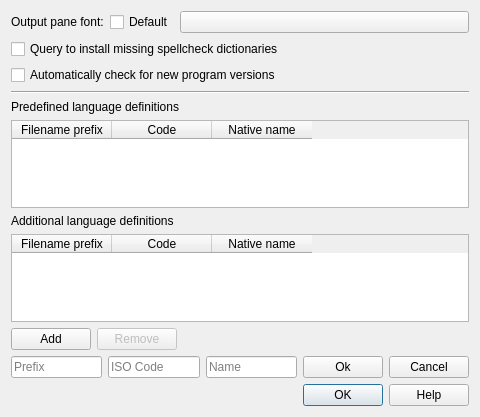
First picture: the form in qt/data/ConfigDialog.ui, repository manisandro/gImageReader, before the edit.
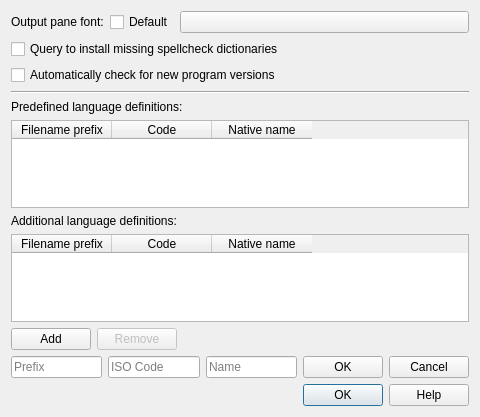
Second picture: the form after the edit. Icons and pictures are not drawn.

```diff
--- a/qt/data/ConfigDialog.ui
+++ b/qt/data/ConfigDialog.ui
@@ -99,14 +99,14 @@
    <item row="4" column="0" colspan="3">
     <widget class="QLabel" name="labelPredefLang">
      <property name="text">
-      <string>Predefined language definitions</string>
+      <string>Predefined language definitions:</string>
      </property>
     </widget>
    </item>
    <item row="6" column="0" colspan="3">
     <widget class="QLabel" name="labelAdditionalLang">
      <property name="text">
-      <string>Additional language definitions</string>
+      <string>Additional language definitions:</string>
      </property>
     </widget>
    </item>
@@ -193,7 +193,7 @@
       <item>
        <widget class="QPushButton" name="pushButtonAddLangOk">
         <property name="text">
-         <string>Ok</string>
+         <string>OK</string>
         </property>
         <property name="icon">
          <iconset theme="dialog-ok">
```
Left out of the diff: 9 changed lines with no effect on the pictures.
